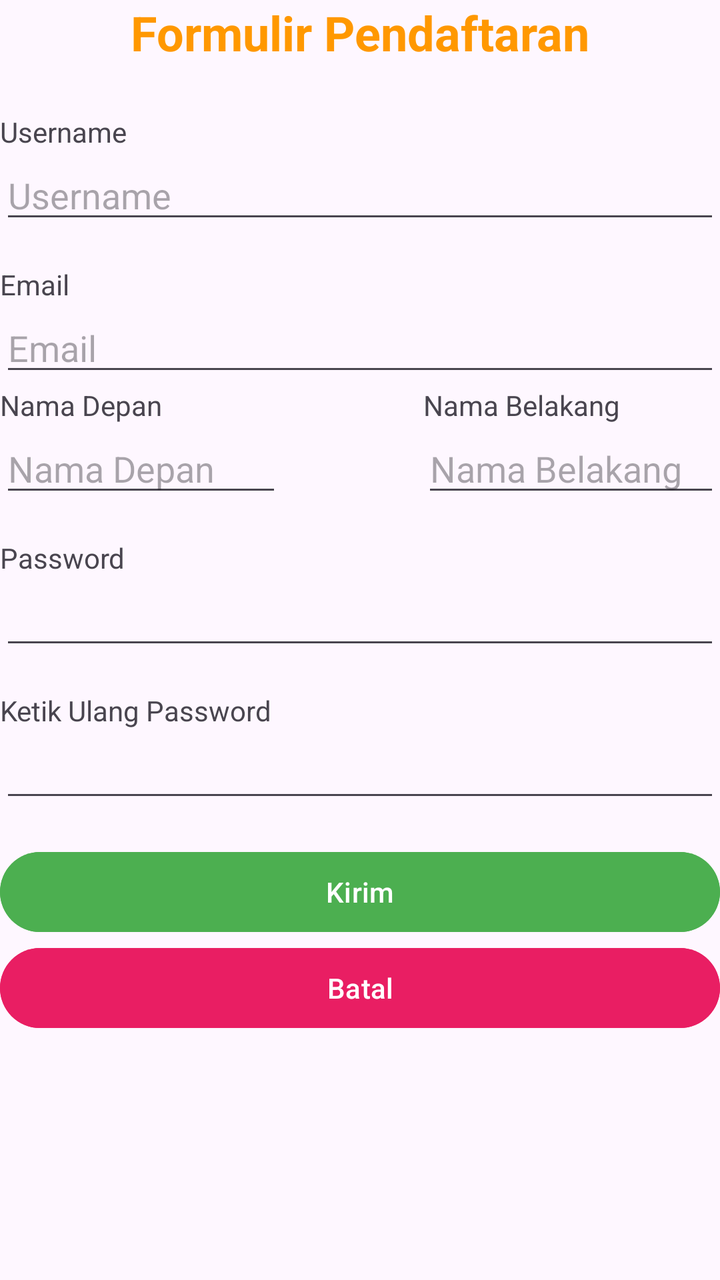
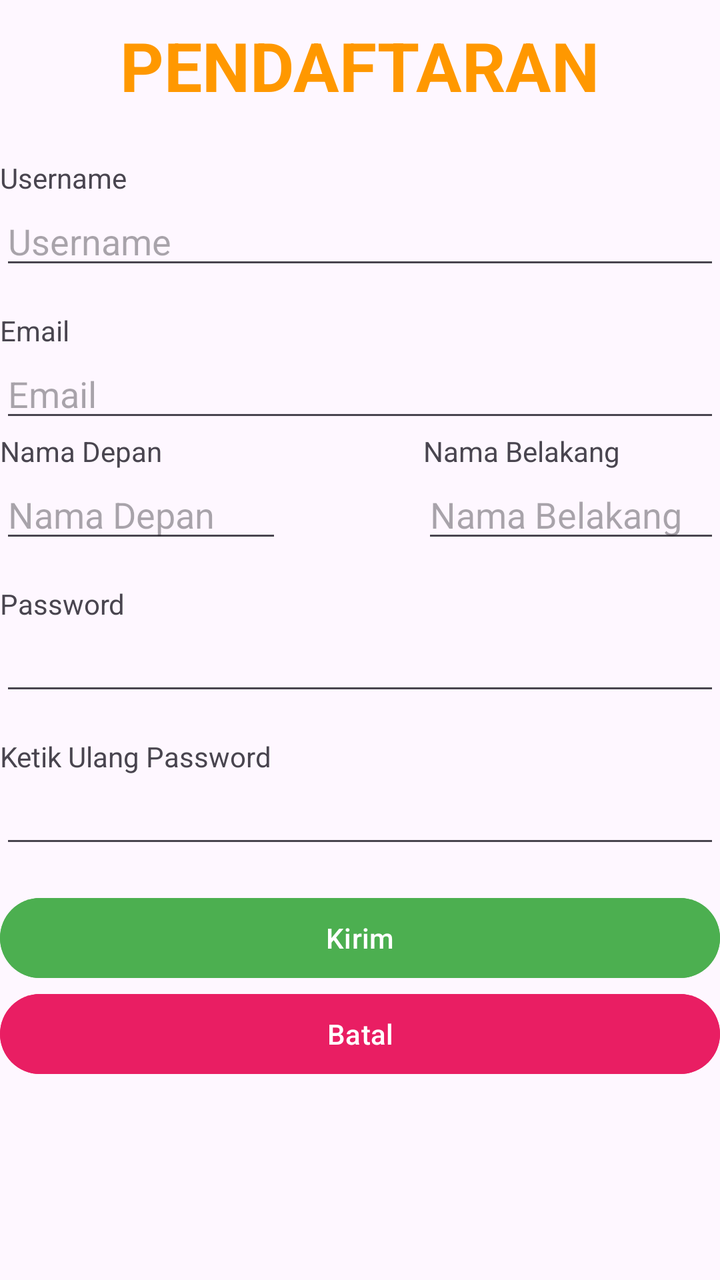

Before-and-after screenshots of an Android layout around one commit, followed by the original layout XML and the change that was made.
<!-- AndroidManifest.xml: application theme Theme.AplikasiAndroidPertama -->
<!-- res/layout/activity_pendaftaran.xml -->
<?xml version="1.0" encoding="utf-8"?>
<LinearLayout xmlns:android="http://schemas.android.com/apk/res/android"
        xmlns:tools="http://schemas.android.com/tools"
        android:id="@+id/pendaftaran"
        android:layout_width="match_parent"
        android:layout_height="match_parent"
        android:layout_margin="16sp"
        android:orientation="vertical"
        tools:context=".PendaftaranActivity">

        <TextView
            android:layout_width="wrap_content"
            android:layout_height="wrap_content"
            android:layout_gravity="center_horizontal"
            android:layout_marginBottom="24dp"
            android:text="Formulir Pendaftaran"
            android:textColor="#FF9800"
            android:textSize="24sp"
            android:textStyle="bold" />

        <TextView
            android:layout_width="wrap_content"
            android:layout_height="wrap_content"
            android:text="Username" />

        <EditText
            android:id="@+id/editTextUsername"
            android:layout_width="match_parent"
            android:layout_height="wrap_content"
            android:layout_marginBottom="16dp"
            android:hint="Username"
            android:inputType="textEmailAddress" />


        <TextView
            android:layout_width="match_parent"
            android:layout_height="wrap_content"
            android:text="Email" />

        <EditText
            android:id="@+id/editTextEmail"
            android:layout_width="match_parent"
            android:layout_height="wrap_content"
            android:hint="Email"
            android:inputType="textPersonName" />

        <LinearLayout
            android:layout_width="match_parent"
            android:layout_height="wrap_content"
            android:orientation="horizontal">

            <TextView
                android:layout_width="wrap_content"
                android:layout_height="wrap_content"
                android:text="Nama Depan" />

            <Space
                android:layout_width="wrap_content"
                android:layout_height="wrap_content"
                android:layout_weight="1" />

            <TextView
                android:layout_width="wrap_content"
                android:layout_height="wrap_content"
                android:layout_marginRight="50dp"
                android:text="Nama Belakang" />

        </LinearLayout>

        <LinearLayout
            android:layout_width="match_parent"
            android:layout_height="wrap_content"
            android:orientation="horizontal">

            <EditText
                android:id="@+id/editFirstName"
                android:layout_width="141dp"
                android:layout_height="wrap_content"
                android:hint="Nama Depan"
                android:inputType="textPersonName" />

            <Space
                android:layout_width="wrap_content"
                android:layout_height="wrap_content"
                android:layout_weight="1" />

            <EditText
                android:id="@+id/editLastName"
                android:layout_width="149dp"
                android:layout_height="wrap_content"
                android:layout_marginBottom="16dp"
                android:hint="Nama Belakang"
                android:inputType="textPersonName" />
        </LinearLayout>

        <TextView
            android:layout_width="wrap_content"
            android:layout_height="wrap_content"
            android:text="Password" />

        <EditText
            android:id="@+id/editTextPassword"
            android:layout_width="match_parent"
            android:layout_height="wrap_content"
            android:layout_marginBottom="16dp"
            android:inputType="textPassword" />

        <TextView
            android:layout_width="match_parent"
            android:layout_height="wrap_content"
            android:text="Ketik Ulang Password" />

        <EditText
            android:id="@+id/editTextPassword"
            android:layout_width="match_parent"
            android:layout_height="wrap_content"
            android:layout_marginBottom="16dp"
            android:inputType="textPassword" />

        <Button
            android:id="@+id/btnSubmit"
            android:layout_width="match_parent"
            android:layout_height="wrap_content"
            android:backgroundTint="#4CAF50"
            android:text="Kirim" />

        <Button
            android:id="@+id/buttonCancel"
            android:layout_width="match_parent"
            android:layout_height="wrap_content"
            android:backgroundTint="#E91E63"
            android:text="Batal" />

    </LinearLayout>
<!-- resources referenced by this layout -->
<resources>
  <style name="Theme.AplikasiAndroidPertama" parent="Base.Theme.AplikasiAndroidPertama" />
  <style name="Base.Theme.AplikasiAndroidPertama" parent="Theme.Material3.DayNight.NoActionBar">
          
          
      </style>
</resources>

<!-- the commit's change to res/layout/activity_pendaftaran.xml (unified diff, before → after) -->
@@ -1,134 +1,135 @@
 <?xml version="1.0" encoding="utf-8"?>
 <LinearLayout xmlns:android="http://schemas.android.com/apk/res/android"
-        xmlns:tools="http://schemas.android.com/tools"
-        android:id="@+id/pendaftaran"
+    xmlns:tools="http://schemas.android.com/tools"
+    android:id="@+id/pendaftaran"
+    android:layout_width="match_parent"
+    android:layout_height="match_parent"
+    android:layout_margin="16sp"
+    android:orientation="vertical"
+    android:paddingTop="10sp"
+    tools:context=".PendaftaranActivity">
+
+    <TextView
+        android:layout_width="wrap_content"
+        android:layout_height="wrap_content"
+        android:layout_gravity="center_horizontal"
+        android:layout_marginBottom="24dp"
+        android:text="PENDAFTARAN"
+        android:textColor="#FF9800"
+        android:textSize="34sp"
+        android:textStyle="bold" />
+
+    <TextView
+        android:layout_width="wrap_content"
+        android:layout_height="wrap_content"
+        android:text="Username" />
+
+    <EditText
+        android:id="@+id/editTextUsername"
         android:layout_width="match_parent"
-        android:layout_height="match_parent"
-        android:layout_margin="16sp"
-        android:orientation="vertical"
-        tools:context=".PendaftaranActivity">
+        android:layout_height="wrap_content"
+        android:layout_marginBottom="16dp"
+        android:hint="Username"
+        android:inputType="textEmailAddress" />
+
+
+    <TextView
+        android:layout_width="match_parent"
+        android:layout_height="wrap_content"
+        android:text="Email" />
+
+    <EditText
+        android:id="@+id/editTextEmail"
+        android:layout_width="match_parent"
+        android:layout_height="wrap_content"
+        android:hint="Email"
+        android:inputType="textPersonName" />
+
+    <LinearLayout
+        android:layout_width="match_parent"
+        android:layout_height="wrap_content"
+        android:orientation="horizontal">
 
         <TextView
             android:layout_width="wrap_content"
             android:layout_height="wrap_content"
-            android:layout_gravity="center_horizontal"
-            android:layout_marginBottom="24dp"
-            android:text="Formulir Pendaftaran"
-            android:textColor="#FF9800"
-            android:textSize="24sp"
-            android:textStyle="bold" />
+            android:text="Nama Depan" />
+
+        <Space
+            android:layout_width="wrap_content"
+            android:layout_height="wrap_content"
+            android:layout_weight="1" />
 
         <TextView
             android:layout_width="wrap_content"
             android:layout_height="wrap_content"
-            android:text="Username" />
+            android:layout_marginRight="50dp"
+            android:text="Nama Belakang" />
+
+    </LinearLayout>
+
+    <LinearLayout
+        android:layout_width="match_parent"
+        android:layout_height="wrap_content"
+        android:orientation="horizontal">
 
         <EditText
-            android:id="@+id/editTextUsername"
-            android:layout_width="match_parent"
+            android:id="@+id/editFirstName"
+            android:layout_width="141dp"
+            android:layout_height="wrap_content"
+            android:hint="Nama Depan"
+            android:inputType="textPersonName" />
+
+        <Space
+            android:layout_width="wrap_content"
+            android:layout_height="wrap_content"
+            android:layout_weight="1" />
+
+        <EditText
+            android:id="@+id/editLastName"
+            android:layout_width="149dp"
             android:layout_height="wrap_content"
             android:layout_marginBottom="16dp"
-            android:hint="Username"
-            android:inputType="textEmailAddress" />
+            android:hint="Nama Belakang"
+            android:inputType="textPersonName" />
+    </LinearLayout>
 
+    <TextView
+        android:layout_width="wrap_content"
+        android:layout_height="wrap_content"
+        android:text="Password" />
 
-        <TextView
-            android:layout_width="match_parent"
-            android:layout_height="wrap_content"
-            android:text="Email" />
+    <EditText
+        android:id="@+id/editTextPassword"
+        android:layout_width="match_parent"
+        android:layout_height="wrap_content"
+        android:layout_marginBottom="16dp"
+        android:inputType="textPassword" />
 
-        <EditText
-            android:id="@+id/editTextEmail"
-            android:layout_width="match_parent"
-            android:layout_height="wrap_content"
-            android:hint="Email"
-            android:inputType="textPersonName" />
+    <TextView
+        android:layout_width="match_parent"
+        android:layout_height="wrap_content"
+        android:text="Ketik Ulang Password" />
 
-        <LinearLayout
-            android:layout_width="match_parent"
-            android:layout_height="wrap_content"
-            android:orientation="horizontal">
+    <EditText
+        android:id="@+id/editTextPassword"
+        android:layout_width="match_parent"
+        android:layout_height="wrap_content"
+        android:layout_marginBottom="16dp"
+        android:inputType="textPassword" />
 
-            <TextView
-                android:layout_width="wrap_content"
-                android:layout_height="wrap_content"
-                android:text="Nama Depan" />
+    <Button
+        android:id="@+id/buttonSubmit"
+        android:layout_width="match_parent"
+        android:layout_height="wrap_content"
+        android:backgroundTint="#4CAF50"
+        android:text="Kirim" />
 
-            <Space
-                android:layout_width="wrap_content"
-                android:layout_height="wrap_content"
-                android:layout_weight="1" />
+    <Button
+        android:id="@+id/buttonCancel"
+        android:layout_width="match_parent"
+        android:layout_height="wrap_content"
+        android:backgroundTint="#E91E63"
+        android:text="Batal" />
 
-            <TextView
-                android:layout_width="wrap_content"
-                android:layout_height="wrap_content"
-                android:layout_marginRight="50dp"
-                android:text="Nama Belakang" />
-
-        </LinearLayout>
-
-        <LinearLayout
-            android:layout_width="match_parent"
-            android:layout_height="wrap_content"
-            android:orientation="horizontal">
-
-            <EditText
-                android:id="@+id/editFirstName"
-                android:layout_width="141dp"
-                android:layout_height="wrap_content"
-                android:hint="Nama Depan"
-                android:inputType="textPersonName" />
-
-            <Space
-                android:layout_width="wrap_content"
-                android:layout_height="wrap_content"
-                android:layout_weight="1" />
-
-            <EditText
-                android:id="@+id/editLastName"
-                android:layout_width="149dp"
-                android:layout_height="wrap_content"
-                android:layout_marginBottom="16dp"
-                android:hint="Nama Belakang"
-                android:inputType="textPersonName" />
-        </LinearLayout>
-
-        <TextView
-            android:layout_width="wrap_content"
-            android:layout_height="wrap_content"
-            android:text="Password" />
-
-        <EditText
-            android:id="@+id/editTextPassword"
-            android:layout_width="match_parent"
-            android:layout_height="wrap_content"
-            android:layout_marginBottom="16dp"
-            android:inputType="textPassword" />
-
-        <TextView
-            android:layout_width="match_parent"
-            android:layout_height="wrap_content"
-            android:text="Ketik Ulang Password" />
-
-        <EditText
-            android:id="@+id/editTextPassword"
-            android:layout_width="match_parent"
-            android:layout_height="wrap_content"
-            android:layout_marginBottom="16dp"
-            android:inputType="textPassword" />
-
-        <Button
-            android:id="@+id/btnSubmit"
-            android:layout_width="match_parent"
-            android:layout_height="wrap_content"
-            android:backgroundTint="#4CAF50"
-            android:text="Kirim" />
-
-        <Button
-            android:id="@+id/buttonCancel"
-            android:layout_width="match_parent"
-            android:layout_height="wrap_content"
-            android:backgroundTint="#E91E63"
-            android:text="Batal" />
-
-    </LinearLayout>
+</LinearLayout>
